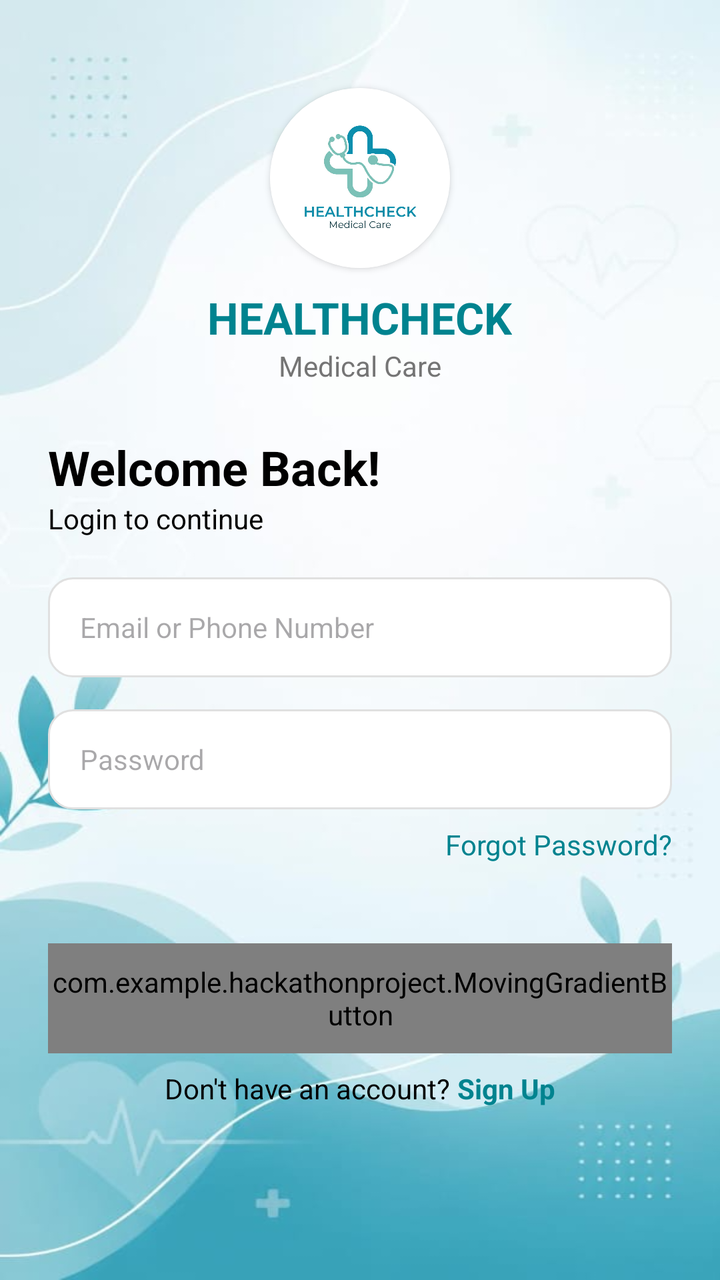
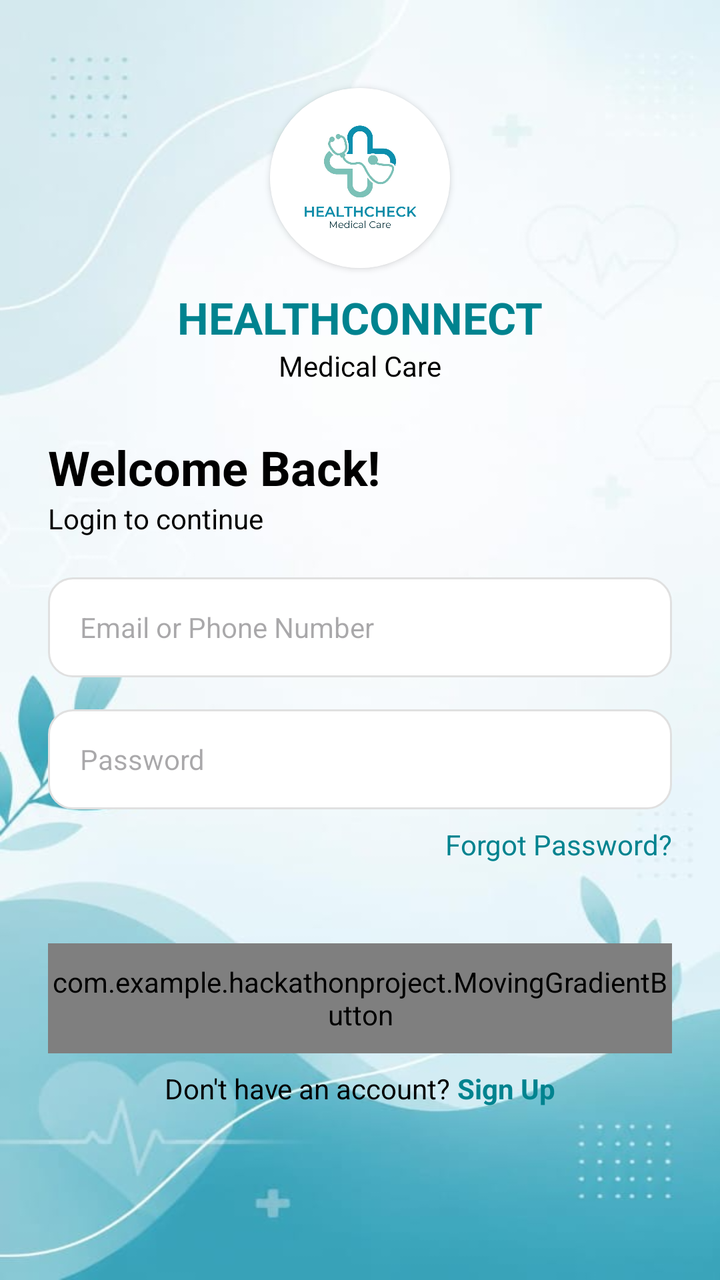

An Android layout rendered at two revisions. The XML below is the earlier revision; the diff shows what the commit changed to produce the second picture.
<!-- AndroidManifest.xml: application theme Theme.HackathonProject -->
<!-- res/layout/activity_login.xml -->
<?xml version="1.0" encoding="utf-8"?>
<RelativeLayout xmlns:android="http://schemas.android.com/apk/res/android"
    xmlns:app="http://schemas.android.com/apk/res-auto"
    xmlns:tools="http://schemas.android.com/tools"
    android:id="@+id/main"
    android:layout_width="match_parent"
    android:layout_height="match_parent"
    android:background="@drawable/background"
    tools:context=".LoginActivity">

    
    <ScrollView
        android:layout_width="match_parent"
        android:layout_height="match_parent"
        android:fillViewport="true">

        <LinearLayout
            android:id="@+id/mainContentLayout"
            android:layout_width="match_parent"
            android:layout_height="wrap_content"
            android:orientation="vertical"
            android:padding="24dp"
            android:gravity="center_horizontal">

            <Space
                android:layout_height="20dp"
                android:layout_width="match_parent"/>

            
            <androidx.cardview.widget.CardView
                android:layout_width="90dp"
                android:layout_height="90dp"
                android:elevation="4dp"
                app:cardCornerRadius="45dp"
                android:layout_gravity="center">

                <ImageView
                    android:id="@+id/imgLogo"
                    android:layout_width="match_parent"
                    android:layout_height="match_parent"
                    android:scaleType="centerCrop"
                    android:src="@drawable/logo" />
            </androidx.cardview.widget.CardView>

            <TextView
                android:layout_width="wrap_content"
                android:layout_height="wrap_content"
                android:text="HEALTHCHECK"
                android:textSize="22sp"
                android:textStyle="bold"
                android:textColor="#00838F"
                android:layout_marginTop="10dp"/>

            <TextView
                android:layout_width="wrap_content"
                android:layout_height="wrap_content"
                android:text="Medical Care"
                android:textSize="14sp"
                android:textColor="#757575"
                android:layout_marginBottom="25dp"/>

            
            <LinearLayout
                android:layout_width="match_parent"
                android:layout_height="wrap_content"
                android:orientation="vertical"
                android:layout_marginBottom="20dp">

                <TextView
                    android:layout_width="wrap_content"
                    android:layout_height="wrap_content"
                    android:text="Welcome Back!"
                    android:textSize="24sp"
                    android:textStyle="bold"
                    android:textColor="#000000"/>

                <TextView
                    android:layout_width="wrap_content"
                    android:layout_height="wrap_content"
                    android:text="Login to continue"
                    android:textSize="14sp"
                    android:textColor="@color/black"/>
            </LinearLayout>

            
            <EditText
                android:id="@+id/etLoginEmail"
                android:layout_width="match_parent"
                android:layout_height="50dp"
                android:hint="Email or Phone Number"
                android:background="@drawable/edittext_bg"
                android:paddingStart="16dp"
                android:textColor="@color/black"
                android:paddingEnd="16dp"
                android:textSize="14sp"
                android:inputType="textEmailAddress"
                android:layout_marginBottom="16dp"
                android:autofillHints="email" />

            
            <EditText
                android:id="@+id/etLoginPassword"
                android:layout_width="match_parent"
                android:layout_height="50dp"
                android:hint="Password"
                android:textColor="@color/black"
                android:background="@drawable/edittext_bg"
                android:paddingStart="16dp"
                android:paddingEnd="16dp"
                android:textSize="14sp"
                android:inputType="textPassword"
                android:layout_marginBottom="8dp"
                android:autofillHints="password" />

            
            <TextView
                android:id="@+id/tvForgotPassword"
                android:layout_width="wrap_content"
                android:layout_height="wrap_content"
                android:text="Forgot Password?"
                android:textColor="#00838F"
                android:layout_gravity="end"
                android:layout_marginBottom="20dp"/>

            

            <com.example.hackathonproject.MovingGradientButton
                android:id="@+id/btnLogin"
                android:layout_width="match_parent"
                android:layout_height="55dp"
                android:layout_marginTop="20dp"
                android:text="Login"
                android:textSize="17sp"
                android:textStyle="bold"
                android:padding="0dp"
                android:background="@android:color/transparent" />
            <LinearLayout
                android:layout_width="wrap_content"
                android:layout_height="wrap_content"
                android:orientation="horizontal">

                <TextView
                    android:layout_width="wrap_content"
                    android:layout_height="wrap_content"
                    android:layout_marginTop="8dp"
                    android:text="Don't have an account? "
                    android:textColor="@color/black"/>

                <TextView
                    android:id="@+id/tvSignUp"
                    android:layout_width="wrap_content"
                    android:layout_height="wrap_content"
                    android:text="Sign Up"
                    android:layout_marginTop="8dp"
                    android:textStyle="bold"
                    android:clickable="true"
                    android:focusable="true"
                    android:textColor="#00838F" />
            </LinearLayout>

        </LinearLayout>
    </ScrollView>
</RelativeLayout>
<!-- resources referenced by this layout -->
<resources>
  <color name="black">#FF000000</color>
  <!-- drawable background: png bitmap (drawable, 282360 bytes) -->
  <!-- drawable edittext_bg (drawable) -->
  <?xml version="1.0" encoding="utf-8"?>
  <shape xmlns:android="http://schemas.android.com/apk/res/android">
      <solid android:color="@color/white" />
      <stroke
          android:width="1dp"
          android:color="#E0E0E0" />
      <corners android:radius="12dp" />
      <padding
          android:bottom="12dp"
          android:left="16dp"
          android:right="16dp"
          android:top="12dp" />
  </shape>
  <!-- drawable logo: png bitmap (drawable, 239490 bytes) -->
  <style name="Theme.HackathonProject" parent="Base.Theme.HackathonProject" />
  <color name="white">#FFFFFFFF</color>
  <style name="Base.Theme.HackathonProject" parent="Theme.Material3.DayNight.NoActionBar">
          
          
      </style>
</resources>

<!-- the commit's change to res/layout/activity_login.xml (unified diff, before → after) -->
@@ -8,7 +8,6 @@
     android:background="@drawable/background"
     tools:context=".LoginActivity">
 
-    
     <ScrollView
         android:layout_width="match_parent"
         android:layout_height="match_parent"
@@ -26,7 +25,7 @@
                 android:layout_height="20dp"
                 android:layout_width="match_parent"/>
 
-            
+
             <androidx.cardview.widget.CardView
                 android:layout_width="90dp"
                 android:layout_height="90dp"
@@ -45,10 +44,11 @@
             <TextView
                 android:layout_width="wrap_content"
                 android:layout_height="wrap_content"
-                android:text="HEALTHCHECK"
+                android:text="HEALTHCONNECT"
                 android:textSize="22sp"
                 android:textStyle="bold"
                 android:textColor="#00838F"
+
                 android:layout_marginTop="10dp"/>
 
             <TextView
@@ -56,10 +56,9 @@
                 android:layout_height="wrap_content"
                 android:text="Medical Care"
                 android:textSize="14sp"
-                android:textColor="#757575"
+                android:textColor="@color/black"
                 android:layout_marginBottom="25dp"/>
 
-            
             <LinearLayout
                 android:layout_width="match_parent"
                 android:layout_height="wrap_content"
@@ -82,7 +81,7 @@
                     android:textColor="@color/black"/>
             </LinearLayout>
 
-            
+
             <EditText
                 android:id="@+id/etLoginEmail"
                 android:layout_width="match_parent"
@@ -97,7 +96,7 @@
                 android:layout_marginBottom="16dp"
                 android:autofillHints="email" />
 
-            
+
             <EditText
                 android:id="@+id/etLoginPassword"
                 android:layout_width="match_parent"
@@ -112,7 +111,7 @@
                 android:layout_marginBottom="8dp"
                 android:autofillHints="password" />
 
-            
+
             <TextView
                 android:id="@+id/tvForgotPassword"
                 android:layout_width="wrap_content"
@@ -122,7 +121,7 @@
                 android:layout_gravity="end"
                 android:layout_marginBottom="20dp"/>
 
-            
+
 
             <com.example.hackathonproject.MovingGradientButton
                 android:id="@+id/btnLogin"
